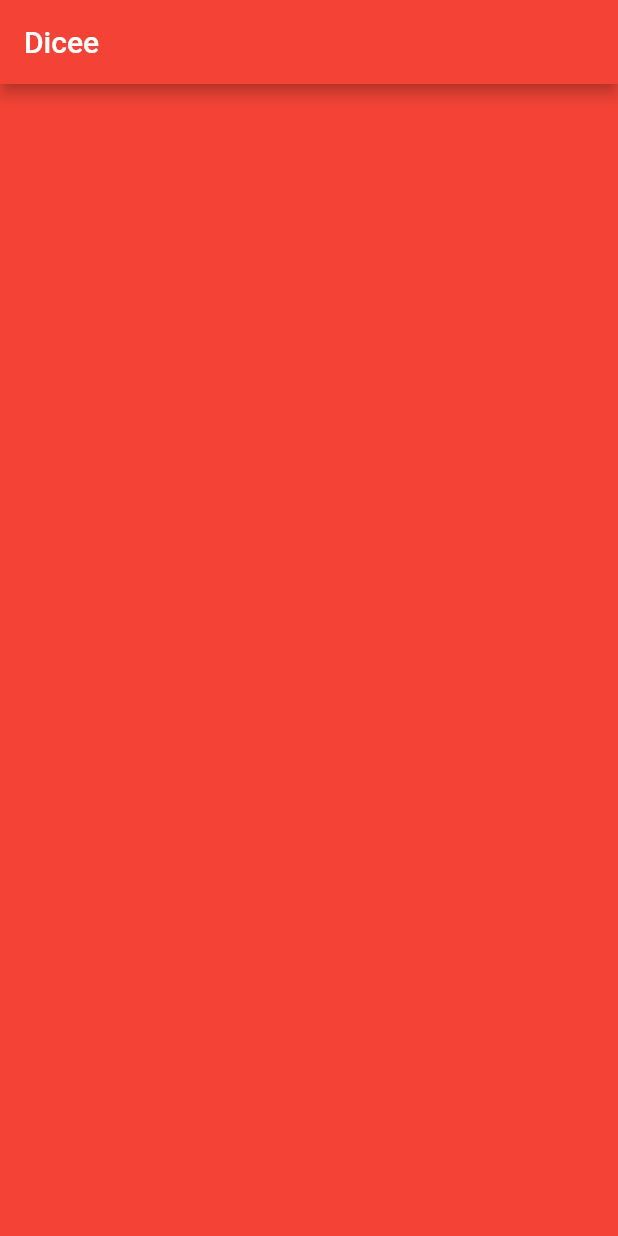
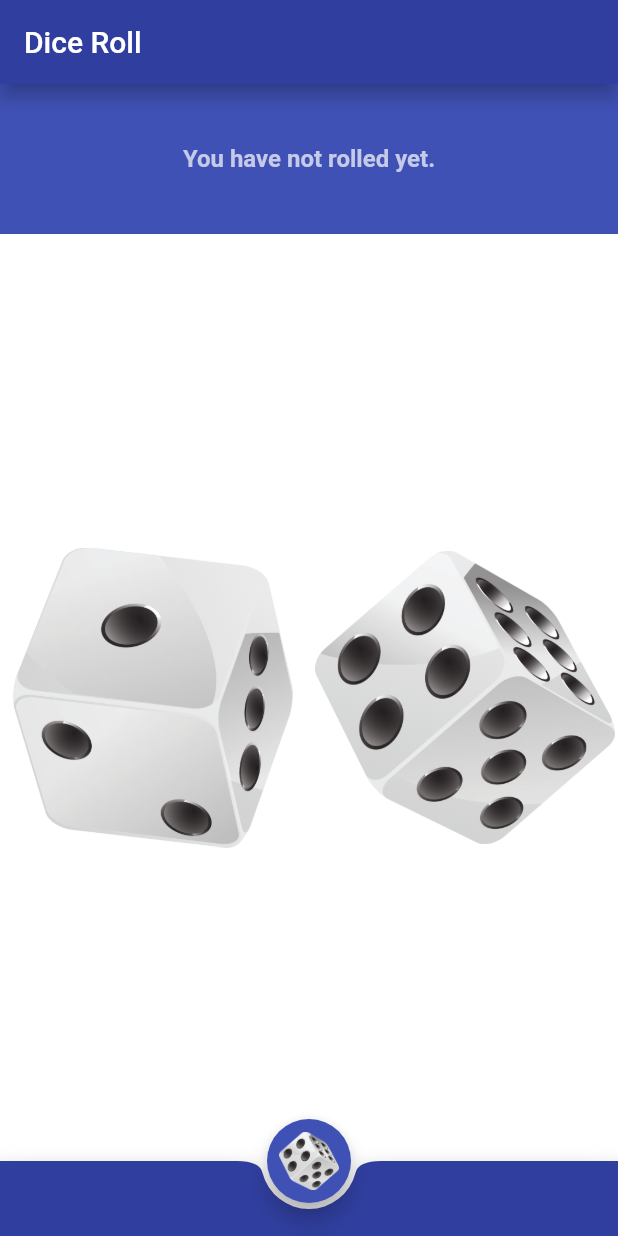
Before and after one commit to jloescher/dicee_app, a Flutter app: the screen it shows after launch, on a phone screen of 412 x 824 dp. Run offline on Flutter 3.47's test engine with Material 2 defaults, Android fonts, the phone set to English and light mode, and no system bars.

Commit message:
Added new dice assets, built out functionality to roll dice and calculate the total, styled the app with material theme.

```diff
--- a/lib/main.dart
+++ b/lib/main.dart
@@ -1,21 +1,124 @@
+import 'dart:math';
+
 import 'package:flutter/material.dart';
 
 void main() {
-  runApp(MaterialApp(
-    home: Scaffold(
-      backgroundColor: Colors.red,
-      appBar: AppBar(
-        title: Text('Dicee'),
-        backgroundColor: Colors.red,
-      ),
-      body: DicePage(),
-    ),
-  ));
+  runApp(DicePage());
 }
 
-class DicePage extends StatelessWidget {
+class DicePage extends StatefulWidget {
+  @override
+  _DicePageState createState() => _DicePageState();
+}
+
+class _DicePageState extends State<DicePage> {
+  int _leftDiceNumber;
+  int _rightDiceNumber;
+  int _rollTotal;
+
+  Color _darkPrimaryColor = Color.fromARGB(255, 48, 63, 159);
+  Color _lightPrimaryColor = Color.fromARGB(255, 197, 202, 233);
+  Color _primaryColor = Color.fromARGB(255, 63, 81, 181);
+  Color _textIconColor = Color.fromARGB(255, 255, 255, 255);
+  Color _accentColor = Color.fromARGB(255, 255, 87, 34);
+  Color _primaryText = Color.fromARGB(255, 33, 33, 33);
+  Color _secondaryText = Color.fromARGB(255, 117, 117, 117);
+  Color _dividerColor = Color.fromARGB(255, 189, 189, 189);
+
+  void _roll() {
+    setState(() {
+      _leftDiceNumber = Random().nextInt(6) + 1;
+      _rightDiceNumber = Random().nextInt(6) + 1;
+      _rollTotal = _leftDiceNumber + _rightDiceNumber;
+    });
+  }
+
   @override
   Widget build(BuildContext context) {
-    return Container();
+    return MaterialApp(
+      home: SafeArea(
+        top: false,
+        child: Scaffold(
+          backgroundColor: Colors.white,
+          appBar: AppBar(
+            elevation: 5,
+            title: Text('Dice Roll'),
+            backgroundColor: _darkPrimaryColor,
+          ),
+          body: Column(
+            children: <Widget>[
+              Container(
+                color: _primaryColor,
+                height: 100,
+                child: Center(
+                  child: Text(
+                    _rollTotal != null
+                        ? 'You have rolled: $_rollTotal'
+                        : 'You have not rolled yet.',
+                    style: TextStyle(
+                      color: _lightPrimaryColor,
+                      fontSize: 16,
+                      fontWeight: FontWeight.bold,
+                    ),
+                  ),
+                ),
+              ),
+              Expanded(
+                child: Wrap(
+                  spacing: 8.0,
+                  runSpacing: 4.0,
+                  direction: Axis.horizontal,
+                  crossAxisAlignment: WrapCrossAlignment.center,
+                  alignment: WrapAlignment.center,
+                  runAlignment: WrapAlignment.center,
+                  children: <Widget>[
+                    Container(
+                      height: 200,
+                      width: 200,
+                      child: _leftDiceNumber != null
+                          ? Image.asset(
+                              'assets/images/dice$_leftDiceNumber.png',
+                            )
+                          : Image.asset(
+                              'assets/images/dice_roll123.png',
+                            ),
+                    ),
+                    Container(
+                      height: 200,
+                      width: 200,
+                      child: _rightDiceNumber != null
+                          ? Image.asset(
+                              'assets/images/dice$_rightDiceNumber.png')
+                          : Image.asset('assets/images/dice_roll456.png'),
+                    ),
+                  ],
+                ),
+              ),
+            ],
+          ),
+          bottomNavigationBar: BottomAppBar(
+            color: _darkPrimaryColor,
+            shape: const CircularNotchedRectangle(),
+            child: Container(
+              height: 50,
+            ),
+          ),
+          floatingActionButton: FloatingActionButton(
+            backgroundColor: _primaryColor,
+            onPressed: _roll,
+            tooltip: 'Roll Dice',
+            heroTag: Text('Roll Dice'),
+            child: Padding(
+              padding: const EdgeInsets.all(8.0),
+              child: Image.asset(
+                'assets/images/dice_roll456.png',
+              ),
+            ),
+          ),
+          floatingActionButtonLocation:
+              FloatingActionButtonLocation.centerDocked,
+        ),
+      ),
+    );
   }
 }
```
Also changed, not shown: assets/images/dice1.png, assets/images/dice2.png, assets/images/dice3.png, assets/images/dice4.png, assets/images/dice5.png, assets/images/dice6.png, assets/images/dice_roll123.png (added), assets/images/dice_roll456.png (added), 1 other file.
